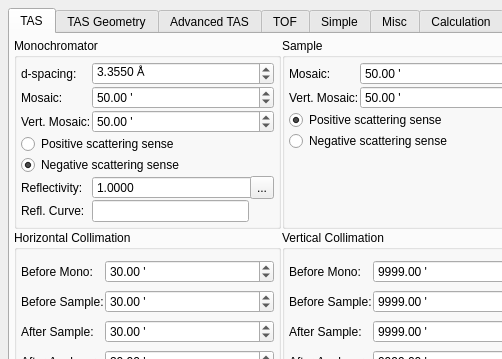
jkrueger1/takin_ill, file core/ui/reso.ui: the form before one commit; both pictures show x 0 to 502 and y 0 to 359 of the 830 by 593 pixel window.
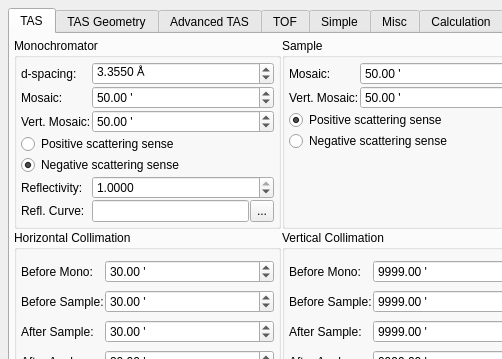
The form after the commit.

Commit message: ui: fixed wrong item index

Patch:
```diff
--- a/core/ui/reso.ui
+++ b/core/ui/reso.ui
@@ -597,7 +597,7 @@
             </property>
            </widget>
           </item>
-          <item row="5" column="2">
+          <item row="6" column="2">
            <widget class="QToolButton" name="btnMonoRefl">
             <property name="sizePolicy">
              <sizepolicy hsizetype="Fixed" vsizetype="Preferred">
```
